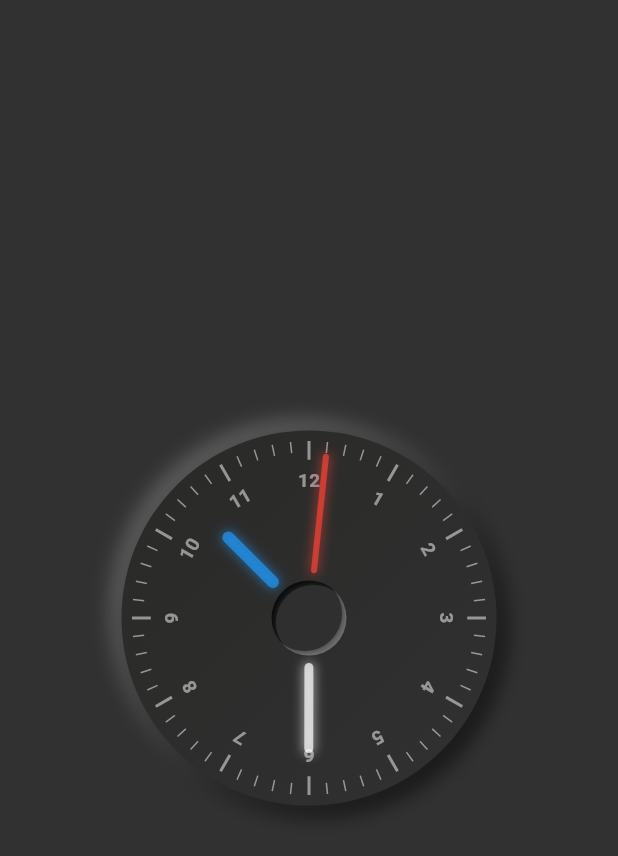
After one commit to FranzGraaf/fullstackfranz_flutter_app, a Flutter app: the screen it shows after launch, after a tap on "Neumorphism", on a phone screen of 412 x 824 dp. The commit adds this screen. Shown: the top 856 px of the screen. Run offline on Flutter 3.47's test engine with Material 3 defaults, Android fonts, the light colour scheme and no system bars; our stand-ins replace flutter_inset_box_shadow.

Commit message:
neumorphism

```diff
--- a/lib/pages/glow_effect/glow_effect.dart
+++ b/lib/pages/glow_effect/glow_effect.dart
@@ -1,4 +1,5 @@
 import 'package:flutter/material.dart';
+import 'package:fullstackfranz_flutter_app/core/widgets/back_header_1.dart';
 
 class GlowEffect extends StatefulWidget {
   static const route = "/gloweffect";
@@ -40,7 +41,12 @@ class _GlowEffectState extends State<GlowEffect>
 
   @override
   Widget build(BuildContext context) {
-    return Container(
+    return SafeArea(
+      child: Column(
+        children: [
+          const BackHeader1(),
+          Expanded(
+            child: Container(
               // just the background
               decoration: const BoxDecoration(
                 gradient: LinearGradient(
@@ -81,6 +87,10 @@ class _GlowEffectState extends State<GlowEffect>
                   );
                 },
               ),
+            ),
+          ),
+        ],
+      ),
     );
   }
 }
--- a/lib/pages/landing_page.dart
+++ b/lib/pages/landing_page.dart
@@ -1,6 +1,7 @@
 import 'package:flutter/material.dart';
 import 'package:fullstackfranz_flutter_app/pages/frosted_glass/frosted_glass.dart';
 import 'package:fullstackfranz_flutter_app/pages/glow_effect/glow_effect.dart';
+import 'package:fullstackfranz_flutter_app/pages/neumorphism/neumorphism.dart';
 import 'package:fullstackfranz_flutter_app/pages/parallax_effect_page/parallax_effect_page.dart';
 import 'package:fullstackfranz_flutter_app/pages/sliver_list_page/sliver_list_page.dart';
 
@@ -29,6 +30,12 @@ class LandingPage extends StatelessWidget {
             child: SingleChildScrollView(
               child: Column(
                 children: [
+                  ElevatedButton(
+                    onPressed: () {
+                      Navigator.of(context).pushNamed(Neumorphism.route);
+                    },
+                    child: const Text("Neumorphism"),
+                  ),
                   ElevatedButton(
                     onPressed: () {
                       Navigator.of(context).pushNamed(GlowEffect.route);
--- /dev/null
+++ b/lib/pages/neumorphism/neumorphism.dart
@@ -0,0 +1,137 @@
+import 'dart:async';
+import 'dart:math';
+import 'package:fullstackfranz_flutter_app/pages/neumorphism/widgets/neumorphism_clock_hand.dart';
+import 'package:fullstackfranz_flutter_app/pages/neumorphism/widgets/neumorphism_dial.dart';
+import 'package:flutter/material.dart' hide BoxDecoration, BoxShadow;
+import 'package:flutter_inset_box_shadow/flutter_inset_box_shadow.dart';
+
+class Neumorphism extends StatefulWidget {
+  static const route = "/neumorphism";
+  const Neumorphism({super.key});
+
+  @override
+  State<Neumorphism> createState() => _NeumorphismState();
+}
+
+class _NeumorphismState extends State<Neumorphism> {
+  DateTime currentTime = DateTime.now();
+  late Timer timer;
+
+  @override
+  void initState() {
+    super.initState();
+    timer = Timer.periodic(const Duration(seconds: 1), updateTime);
+  }
+
+  void updateTime(Timer timer) {
+    setState(() {
+      currentTime = DateTime.now();
+    });
+  }
+
+  @override
+  void dispose() {
+    timer.cancel();
+    super.dispose();
+  }
+
+  @override
+  Widget build(BuildContext context) {
+    const Color neumorphismColor = Color.fromARGB(255, 49, 49, 49);
+    const double clockSize = 250;
+    const double centerSize = 50;
+
+    return Container(
+      color: neumorphismColor,
+      child: Stack(
+        alignment: Alignment.center,
+        children: [
+          // clock background
+          Container(
+            width: clockSize,
+            height: clockSize,
+            decoration: BoxDecoration(
+              color: neumorphismColor,
+              shape: BoxShape.circle,
+              boxShadow: [
+                BoxShadow(
+                  color: Colors.white.withOpacity(0.2),
+                  spreadRadius: 2,
+                  blurRadius: 10,
+                  offset: const Offset(-6, -6),
+                ),
+                BoxShadow(
+                  color: Colors.black.withOpacity(0.5),
+                  spreadRadius: 2,
+                  blurRadius: 10,
+                  offset: const Offset(6, 6),
+                ),
+              ],
+              gradient: const LinearGradient(
+                begin: Alignment.topLeft,
+                end: Alignment.bottomRight,
+                colors: [
+                  Color.fromARGB(255, 41, 41, 40),
+                  neumorphismColor,
+                ],
+              ),
+            ),
+          ),
+          // clock center
+          Container(
+            width: centerSize,
+            height: centerSize,
+            decoration: BoxDecoration(
+              color: neumorphismColor.withOpacity(0.5),
+              shape: BoxShape.circle,
+              boxShadow: [
+                BoxShadow(
+                  color: Colors.white.withOpacity(0.3),
+                  spreadRadius: 0,
+                  blurRadius: 3,
+                  offset: const Offset(-3, -3),
+                  blurStyle: BlurStyle.inner,
+                  inset: true,
+                ),
+                BoxShadow(
+                  color: Colors.black.withOpacity(0.8),
+                  spreadRadius: 0,
+                  blurRadius: 3,
+                  offset: const Offset(3, 3),
+                  blurStyle: BlurStyle.inner,
+                  inset: true,
+                ),
+              ],
+            ),
+          ),
+          // Clock dial
+          const NeumorphismDial(size: clockSize),
+          // Second hand
+          NeumorphismClockHand(
+            angle: currentTime.second * 6 * pi / 180,
+            width: 4,
+            height: 80,
+            color: Colors.red.withOpacity(0.7),
+          ),
+          // Minute hand
+          NeumorphismClockHand(
+            angle:
+                (currentTime.minute * 6 + currentTime.second / 10) * pi / 180,
+            width: 6,
+            height: 60,
+            color: Colors.white.withOpacity(0.7),
+          ),
+          // Hour hand
+          NeumorphismClockHand(
+            angle: (currentTime.hour % 12 * 30 + currentTime.minute / 2) *
+                pi /
+                180,
+            width: 8,
+            height: 50,
+            color: Colors.blue.withOpacity(0.7),
+          ),
+        ],
+      ),
+    );
+  }
+}
--- /dev/null
+++ b/lib/pages/neumorphism/widgets/neumorphism_clock_hand.dart
@@ -0,0 +1,40 @@
+import 'package:flutter/material.dart';
+
+class NeumorphismClockHand extends StatelessWidget {
+  final double angle;
+  final double width;
+  final double height;
+  final Color color;
+  const NeumorphismClockHand({
+    super.key,
+    required this.angle,
+    required this.width,
+    required this.height,
+    required this.color,
+  });
+
+  @override
+  Widget build(BuildContext context) {
+    return Transform.rotate(
+      angle: angle,
+      child: Transform.translate(
+        offset: Offset(0, -((height / 2) + 30)),
+        child: Container(
+          width: width,
+          height: height,
+          decoration: BoxDecoration(
+            color: color,
+            borderRadius: BorderRadius.circular(width),
+            boxShadow: [
+              BoxShadow(
+                color: color.withOpacity(0.5),
+                spreadRadius: 1,
+                blurRadius: 5,
+              ),
+            ],
+          ),
+        ),
+      ),
+    );
+  }
+}
--- /dev/null
+++ b/lib/pages/neumorphism/widgets/neumorphism_dial.dart
@@ -0,0 +1,62 @@
+import 'dart:math';
+
+import 'package:flutter/material.dart';
+
+class NeumorphismDial extends StatelessWidget {
+  final double size;
+  const NeumorphismDial({
+    super.key,
+    required this.size,
+  });
+
+  @override
+  Widget build(BuildContext context) {
+    final Color color = Colors.white.withOpacity(0.5);
+    return SizedBox(
+      width: size,
+      height: size,
+      child: Stack(
+        children: List.generate(
+          60,
+          (index) {
+            final isHour = index % 5 == 0;
+            final angle = index * 6;
+            return Transform.rotate(
+              angle: angle * pi / 180,
+              child: Align(
+                alignment: Alignment.topCenter,
+                child: Padding(
+                  padding: const EdgeInsets.only(top: 7),
+                  child: isHour
+                      ? Column(
+                          children: [
+                            Container(
+                              width: 2,
+                              height: size * 0.05,
+                              color: color,
+                            ),
+                            SizedBox(height: size * 0.02),
+                            Text(
+                              '${index ~/ 5 == 0 ? 12 : index ~/ 5}',
+                              style: TextStyle(
+                                fontSize: size * 0.05,
+                                fontWeight: FontWeight.bold,
+                                color: color,
+                              ),
+                            ),
+                          ],
+                        )
+                      : Container(
+                          width: 1,
+                          height: size * 0.03,
+                          color: color,
+                        ),
+                ),
+              ),
+            );
+          },
+        ),
+      ),
+    );
+  }
+}
--- a/lib/routes/app_router.dart
+++ b/lib/routes/app_router.dart
@@ -2,6 +2,7 @@ import 'package:flutter/material.dart';
 import 'package:fullstackfranz_flutter_app/pages/frosted_glass/frosted_glass.dart';
 import 'package:fullstackfranz_flutter_app/pages/glow_effect/glow_effect.dart';
 import 'package:fullstackfranz_flutter_app/pages/landing_page.dart';
+import 'package:fullstackfranz_flutter_app/pages/neumorphism/neumorphism.dart';
 import 'package:fullstackfranz_flutter_app/pages/parallax_effect_page/parallax_effect_page.dart';
 import 'package:fullstackfranz_flutter_app/pages/sliver_list_page/sliver_list_page.dart';
 
@@ -27,6 +28,10 @@ class AppRouter {
       case GlowEffect.route:
         return CustomPageRoute1(
           child: const GlowEffect(),
+        );
+      case Neumorphism.route:
+        return CustomPageRoute1(
+          child: const Neumorphism(),
         );
       default:
         return CustomPageRoute1(
--- a/pubspec.yaml
+++ b/pubspec.yaml
@@ -11,6 +11,7 @@ dependencies:
   flutter:
     sdk: flutter
   cupertino_icons: ^1.0.8
+  flutter_inset_box_shadow: ^1.0.8
 
 dev_dependencies:
   flutter_test:
```
Lines whose indentation alone changed are shown as unchanged.
